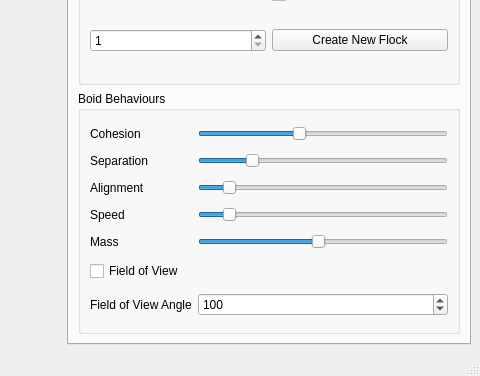
This is ui/mainwindow.ui in mainConfetti/Flock as Qt 5 draws it before an edit; both pictures show x 486 to 966 and y 202 to 578 of the 966 by 578 pixel window. The edited form follows.
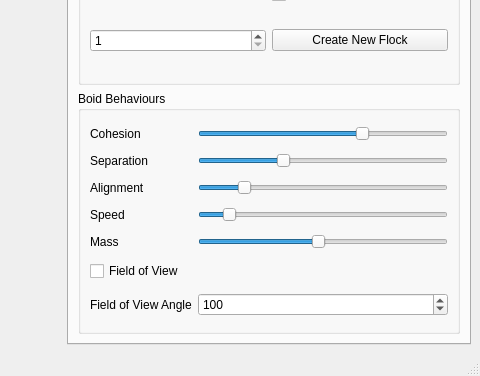
This is the edited form.

The edit to the form file:
```diff
--- a/ui/mainwindow.ui
+++ b/ui/mainwindow.ui
@@ -75,7 +75,7 @@
            <item row="1" column="2">
             <widget class="QSlider" name="m_separation">
              <property name="maximum">
-              <number>500</number>
+              <number>300</number>
              </property>
              <property name="value">
               <number>100</number>
@@ -88,7 +88,7 @@
            <item row="2" column="2">
             <widget class="QSlider" name="m_alignment">
              <property name="maximum">
-              <number>500</number>
+              <number>300</number>
              </property>
              <property name="value">
               <number>50</number>
@@ -148,7 +148,7 @@
            <item row="0" column="2">
             <widget class="QSlider" name="m_cohesion">
              <property name="maximum">
-              <number>500</number>
+              <number>300</number>
              </property>
              <property name="value">
               <number>200</number>
```
